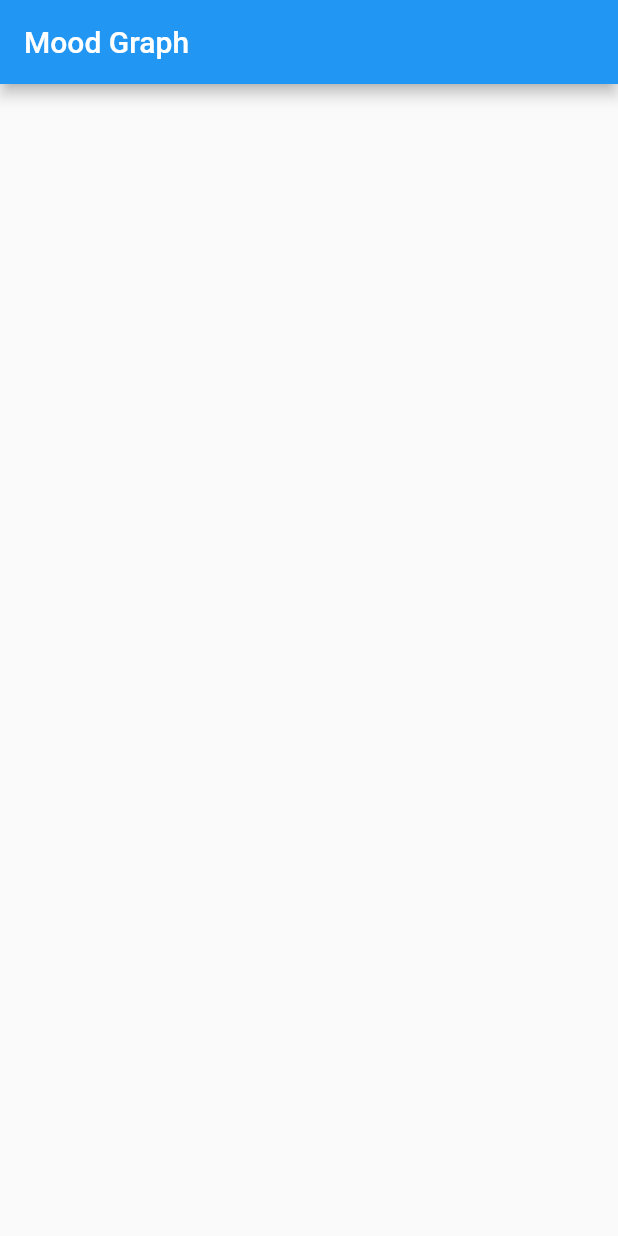
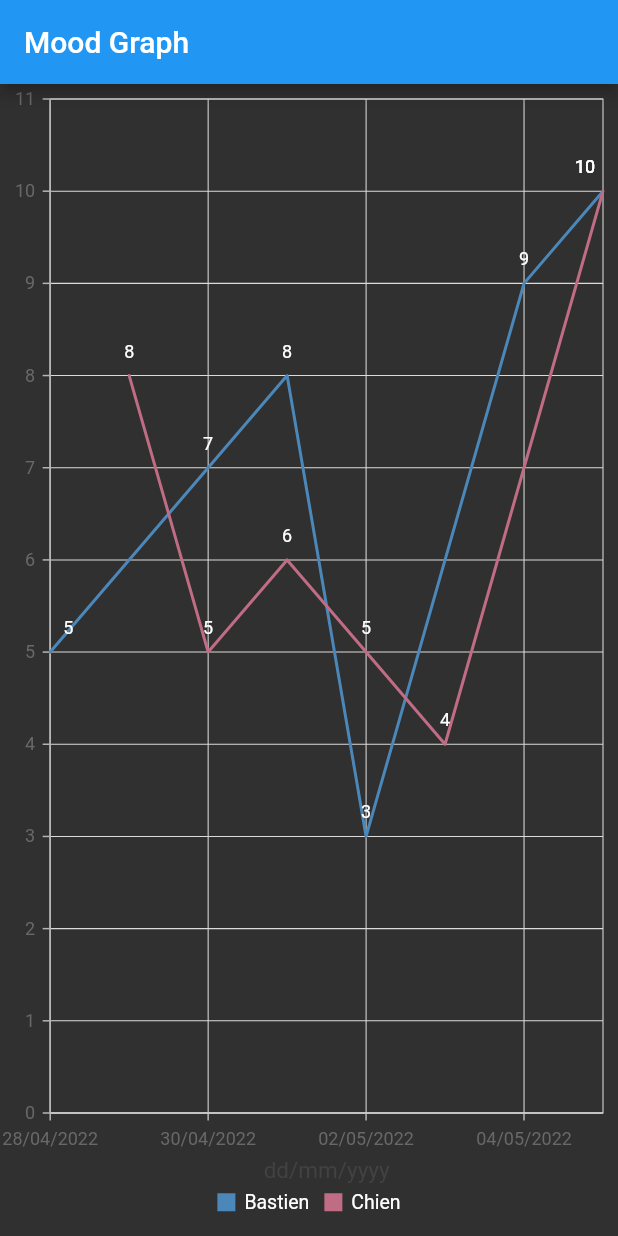
Before and after one commit to FBanitz/mood_meter, a Flutter app: the screen it shows after launch, on a phone screen of 412 x 824 dp. Run offline on Flutter 3.47's test engine with Material 2 defaults, Android fonts, the phone set to English and light mode, and no system bars; our stand-ins replace get, syncfusion_flutter_charts.

Commit message:
added graph

```diff
--- a/lib/main.dart
+++ b/lib/main.dart
@@ -26,7 +26,10 @@ class MyApp extends StatelessWidget {
         // or simply save your changes to "hot reload" in a Flutter IDE).
         // Notice that the counter didn't reset back to zero; the application
         // is not restarted.
-        primarySwatch: Colors.blue,
+        primaryColor: const Color.fromARGB(255, 197, 132, 33),
+        scaffoldBackgroundColor: const Color(0xFF303030),
+        textTheme: const TextTheme(
+        ),
       ),
       routes: {
         '/' : (_) => const MoodGraph(),
--- a/lib/screens/graph.dart
+++ b/lib/screens/graph.dart
@@ -1,6 +1,10 @@
 // This software uses the CC BY-SA 4.0 license (https://creativecommons.org/licenses/by-sa/4.0/legalcode).
 
 import 'package:flutter/material.dart';
+import 'package:mood_meter/models/mood_data.dart';
+import 'package:mood_meter/utils/datetime_extension.dart';
+import 'package:syncfusion_flutter_charts/charts.dart';
+import 'package:intl/intl.dart';
 
 class MoodGraph extends StatefulWidget {
   const MoodGraph({ Key? key }) : super(key: key);
@@ -10,6 +14,17 @@ class MoodGraph extends StatefulWidget {
 }
 
 class _MoodGraphState extends State<MoodGraph> {
+  late TooltipBehavior _tooltipBehavior;
+
+  @override
+  void initState(){
+    _tooltipBehavior = TooltipBehavior(
+      enable: true,
+      format: 'point.x : point.y',
+    );
+    super.initState();
+  }
+
   @override
   Widget build(BuildContext context) {
     return Scaffold(
@@ -17,7 +32,76 @@ class _MoodGraphState extends State<MoodGraph> {
         title: const Text('Mood Graph'),
       ),
       body: Center(
+        child: SfCartesianChart(
+          primaryXAxis: DateTimeAxis(
+            title: AxisTitle(text: 'dd/mm/yyyy'),
+            name: 'Mood',
+            dateFormat: DateFormat("dd/MM/yyyy"),
+            axisLabelFormatter: (AxisLabelRenderDetails args) {
+              late String text;
+              print(args.value);
+              text = DateTime.fromMillisecondsSinceEpoch(args.value.toInt()).dateString;
+              return ChartAxisLabel(text, args.textStyle);
+            },
+          ),
+          primaryYAxis: NumericAxis(
+            rangePadding: ChartRangePadding.additional,
+            // Assigned a name for the y-axis for customization purposes
+            name: 'Date'
+          ),
+          // Enable legend
+          legend: Legend(
+            isVisible: true,
+            textStyle: const TextStyle(
+              color: Colors.white,
+            ),
+          ),
+          // Enable tooltip
+          tooltipBehavior: _tooltipBehavior,
 
+          series: <LineSeries<MoodData, DateTime>>[
+            LineSeries<MoodData, DateTime>(
+              name: "Bastien",
+              dataSource:  <MoodData>[
+                MoodData(date: DateTime(2022, 04, 28), mood: 5),
+                MoodData(date: DateTime(2022, 04, 30), mood: 7),
+                MoodData(date: DateTime(2022, 05, 01), mood: 8),
+                MoodData(date: DateTime(2022, 05, 02), mood: 3),
+                MoodData(date: DateTime(2022, 05, 04), mood: 9),
+                MoodData(date: DateTime(2022, 05, 05), mood: 10),
+              ],
+              xValueMapper: (MoodData data, _) => data.date,
+              yValueMapper: (MoodData data, _) => data.mood,
+              // Enable data label
+              dataLabelSettings: const DataLabelSettings(
+                isVisible: true,
+                textStyle: TextStyle(
+                  color: Colors.white,
+                ),
+              )
+            ),
+            LineSeries<MoodData, DateTime>(
+              name: "Chien",
+              dataSource:  <MoodData>[
+                MoodData(date: DateTime(2022, 04, 29), mood: 8),
+                MoodData(date: DateTime(2022, 04, 30), mood: 5),
+                MoodData(date: DateTime(2022, 05, 01), mood: 6),
+                MoodData(date: DateTime(2022, 05, 02), mood: 5),
+                MoodData(date: DateTime(2022, 05, 03), mood: 4),
+                MoodData(date: DateTime(2022, 05, 05), mood: 10),
+              ],
+              xValueMapper: (MoodData data, _) => data.date,
+              yValueMapper: (MoodData data, _) => data.mood,
+              // Enable data label
+              dataLabelSettings: const DataLabelSettings(
+                isVisible: true,
+                textStyle: TextStyle(
+                  color: Colors.white,
+                ),
+              )
+            ),
+          ],
+        ),
       ),
     );
   }
--- /dev/null
+++ b/lib/utils/datetime_extension.dart
@@ -0,0 +1,7 @@
+import 'package:intl/intl.dart';
+
+extension ToDateString on DateTime {
+  get dateString {
+    return DateFormat('dd/MM/yyyy').format(this);
+  }
+}
```
